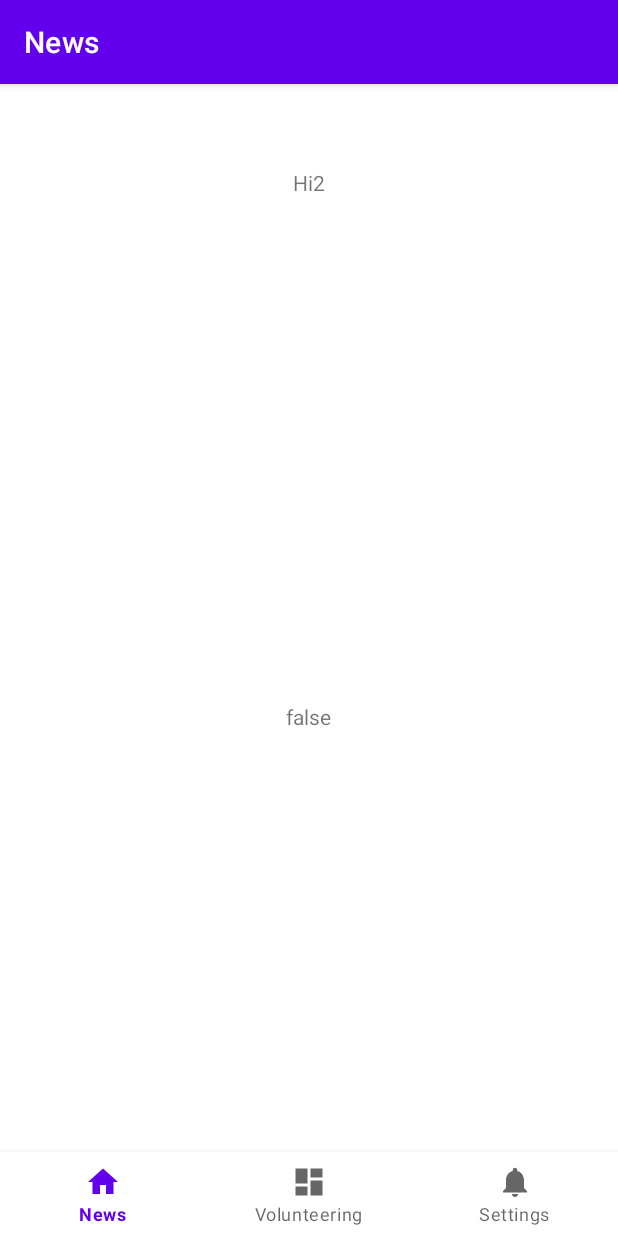
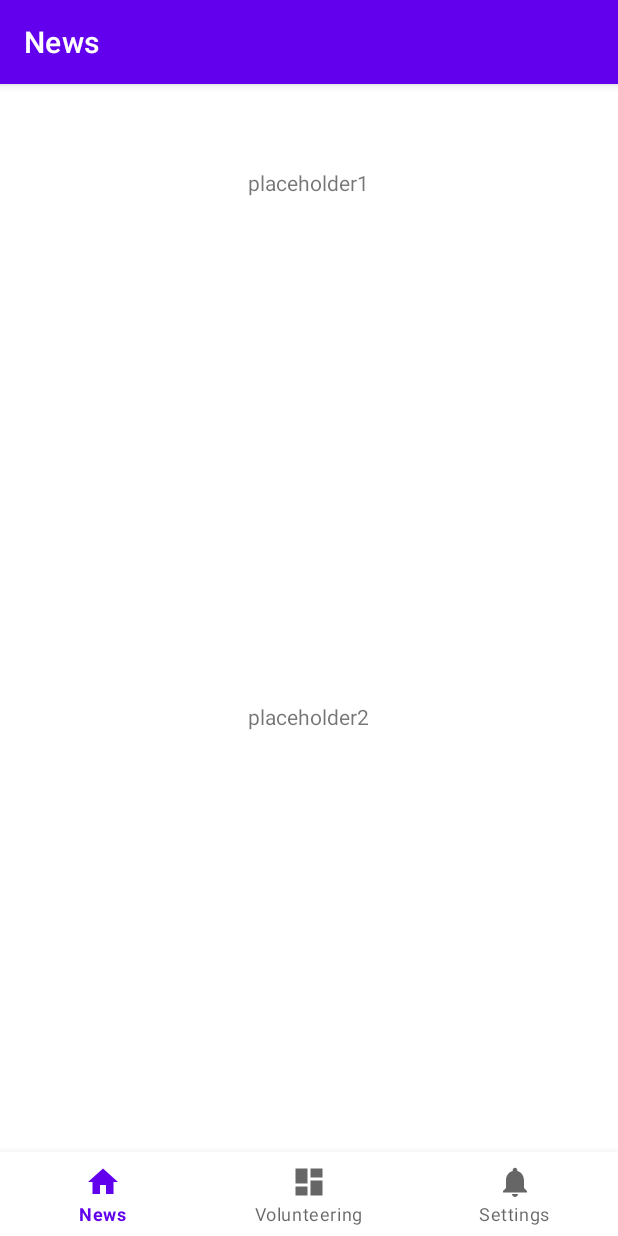
Before and after one commit to RoseClimate/RoseClimate, an Android app: the screen it shows after launch (MainActivity), on a phone screen of 412 x 824 dp. Run offline under Robolectric (Android 15) with nearby library versions, the phone set to English and light mode, and no system bars; our stand-ins replace navigation-ui; libraries missing offline, so code that uses them is left out: com.ibm.cloud, com.ibm.watson; 14 statements that could not run were skipped.

Commit message:
Move main activity, javax build

```diff
--- a/app/build.gradle
+++ b/app/build.gradle
@@ -8,7 +8,10 @@ apikeyProperties.load(new FileInputStream(apikeyPropertiesFile))
 
 android {
   compileSdk 30
-
+  packagingOptions {
+    resources.excludes.add('javax/**')
+    resources.excludes.add('META-INF/**')
+  }
   defaultConfig {
 
     buildConfigField("String", "IBM_NLP_KEY", apikeyProperties['IBM_NLP_KEY'])
@@ -54,4 +57,6 @@ dependencies {
   androidTestImplementation 'androidx.test.ext:junit:1.1.2'
   androidTestImplementation 'androidx.test.espresso:espresso-core:3.3.0'
   implementation 'com.ibm.watson:ibm-watson:9.3.1'
+  implementation group: 'org.apache.openejb', name: 'javaee-api', version: '6.0-1'
+
 }
--- a/app/src/main/java/com/example/roseclimate/MainActivity.java
+++ b/app/src/main/java/com/example/roseclimate/MainActivity.java
@@ -35,18 +35,6 @@ public class MainActivity extends AppCompatActivity {
         NavController navController = Navigation.findNavController(this, R.id.nav_host_fragment_activity_main);
         NavigationUI.setupActionBarWithNavController(this, navController, appBarConfiguration);
         NavigationUI.setupWithNavController(binding.navView, navController);
-        TextView textView1 = findViewById(R.id.volunteerText);
-        TextView textView2 = findViewById(R.id.newsText);
-        textView1.setText("Hi");
-        textView2.setText("Hi2");
-
-        PositivityChecker posCheck = new PositivityChecker();
-        String articleNeg = "https://www.theguardian.com/environment/2022/jan/15/global-heating" +
-            "-linked-early-birth-damage-babies-health";
-        String articlePos = "https://climate.nasa.gov/ask-nasa-climate/3075/nasa-technologies" +
-            "-spin" +
-            "-off-to-fight-climate-change/";
-        textView1.setText(posCheck.articleIsPositive(articlePos).toString());
     }
 
 }
--- a/app/src/main/java/com/example/roseclimate/ui/home/HomeFragment.java
+++ b/app/src/main/java/com/example/roseclimate/ui/home/HomeFragment.java
@@ -14,6 +14,7 @@ import androidx.lifecycle.ViewModelProvider;
 
 import com.example.roseclimate.R;
 import com.example.roseclimate.databinding.FragmentHomeBinding;
+import com.example.roseclimate.models.PositivityChecker;
 
 public class HomeFragment extends Fragment {
 
@@ -28,13 +29,18 @@ public class HomeFragment extends Fragment {
         binding = FragmentHomeBinding.inflate(inflater, container, false);
         View root = binding.getRoot();
 
-        final TextView textView = binding.textHome;
-        homeViewModel.getText().observe(getViewLifecycleOwner(), new Observer<String>() {
-            @Override
-            public void onChanged(@Nullable String s) {
-                textView.setText(s);
-            }
-        });
+        TextView textView1 = getView().findViewById(R.id.volunteerText);
+        TextView textView2 = getView().findViewById(R.id.newsText);
+        textView1.setText("Hi");
+        textView2.setText("Hi2");
+
+        PositivityChecker posCheck = new PositivityChecker();
+        String articleNeg = "https://www.theguardian.com/environment/2022/jan/15/global-heating" +
+            "-linked-early-birth-damage-babies-health";
+        String articlePos = "https://climate.nasa.gov/ask-nasa-climate/3075/nasa-technologies" +
+            "-spin" +
+            "-off-to-fight-climate-change/";
+        textView1.setText(posCheck.articleIsPositive(articlePos).toString());
         return root;
     }
 
--- a/app/src/main/res/layout/activity_main.xml
+++ b/app/src/main/res/layout/activity_main.xml
@@ -29,31 +29,4 @@
         tools:layout_editor_absoluteX="0dp"
         tools:layout_editor_absoluteY="106dp" />
 
-    <LinearLayout
-        android:layout_width="match_parent"
-        android:layout_height="match_parent"
-        android:orientation="vertical"
-        app:layout_constraintBottom_toTopOf="@+id/nav_view"
-        app:layout_constraintEnd_toEndOf="parent"
-        app:layout_constraintStart_toStartOf="parent"
-        app:layout_constraintTop_toTopOf="@+id/nav_host_fragment_activity_main"
-        app:layout_constraintVertical_bias="0.499">
-
-        <TextView
-            android:id="@+id/newsText"
-            android:layout_width="wrap_content"
-            android:layout_height='0dp'
-            android:layout_gravity="center"
-            android:layout_weight="1"
-            android:text="placeholder1" />
-
-        <TextView
-            android:id="@+id/volunteerText"
-            android:layout_width="wrap_content"
-            android:layout_height='0dp'
-            android:layout_gravity="center"
-            android:layout_weight="1"
-            android:text="placeholder2" />
-    </LinearLayout>
-
 </androidx.constraintlayout.widget.ConstraintLayout>
--- a/app/src/main/res/layout/fragment_home.xml
+++ b/app/src/main/res/layout/fragment_home.xml
@@ -6,17 +6,31 @@
     android:layout_height="match_parent"
     tools:context=".ui.home.HomeFragment">
 
-    <TextView
-        android:id="@+id/text_home"
+    <LinearLayout
         android:layout_width="match_parent"
-        android:layout_height="wrap_content"
-        android:layout_marginStart="8dp"
-        android:layout_marginTop="8dp"
-        android:layout_marginEnd="8dp"
-        android:textAlignment="center"
-        android:textSize="20sp"
-        app:layout_constraintBottom_toBottomOf="parent"
+        android:layout_height="match_parent"
+        android:orientation="vertical"
+        app:layout_constraintBottom_toTopOf="parent"
         app:layout_constraintEnd_toEndOf="parent"
         app:layout_constraintStart_toStartOf="parent"
-        app:layout_constraintTop_toTopOf="parent" />
+        app:layout_constraintTop_toTopOf="parent"
+        app:layout_constraintVertical_bias="0.499">
+
+        <TextView
+            android:id="@+id/newsText"
+            android:layout_width="wrap_content"
+            android:layout_height='0dp'
+            android:layout_gravity="center"
+            android:layout_weight="1"
+            android:text="placeholder1" />
+
+        <TextView
+            android:id="@+id/volunteerText"
+            android:layout_width="wrap_content"
+            android:layout_height='0dp'
+            android:layout_gravity="center"
+            android:layout_weight="1"
+            android:text="placeholder2" />
+    </LinearLayout>
+
 </androidx.constraintlayout.widget.ConstraintLayout>
```
